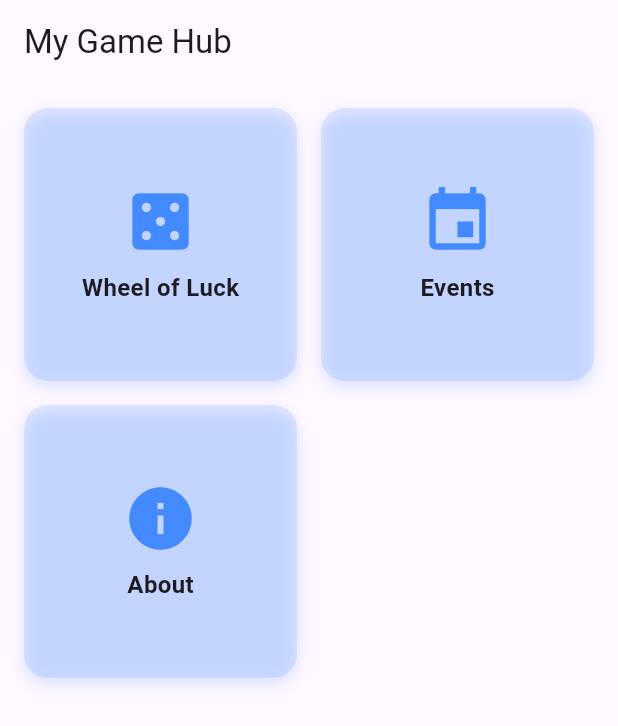
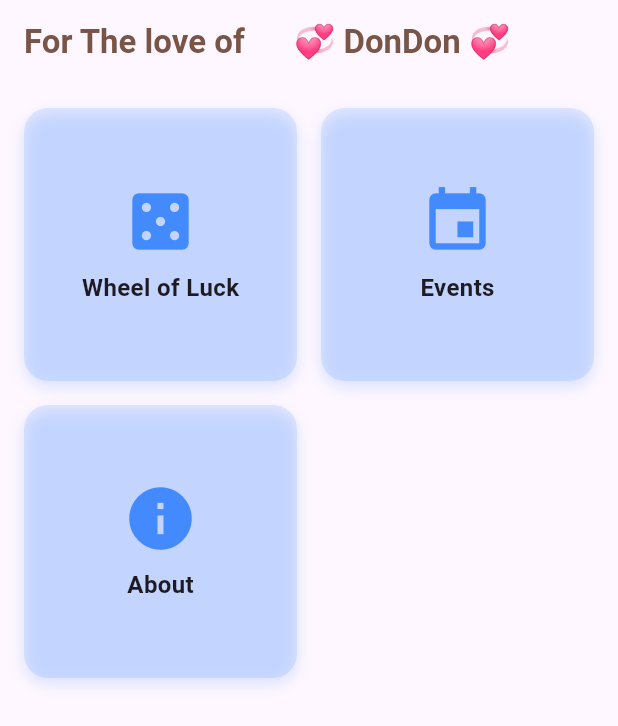
Before and after one commit to EMAM1999/Wheel-Of-Luck, a Flutter app: the screen it shows after launch, on a phone screen of 412 x 824 dp. Shown: the top 726 px of the screen. Run offline on Flutter 3.47's test engine with Material 3 defaults, Android fonts, the light colour scheme and no system bars; our stand-ins replace shared_preferences.

Commit message:
ADD my love name

```diff
--- a/lib/pages/about_page.dart
+++ b/lib/pages/about_page.dart
@@ -15,6 +15,7 @@ class AboutPage extends StatelessWidget {
           "License: MIT\n"
           "Version: 1.0.0\n\n"
           "A creative collection of fun and tools by EMAM.",
+
           style: TextStyle(fontSize: 16),
         ),
       ),
--- a/lib/pages/home_page.dart
+++ b/lib/pages/home_page.dart
@@ -10,7 +10,16 @@ class HomePage extends StatelessWidget {
   @override
   Widget build(BuildContext context) {
     return Scaffold(
-      appBar: AppBar(title: const Text("My Game Hub")),
+      appBar: AppBar(
+        title: const Text(
+          "For The love of 🫶💞 DonDon 💞🫶",
+          style: TextStyle(
+            fontSize: 22,
+            fontWeight: FontWeight.bold,
+            color: Colors.brown,
+          ),
+        ),
+      ),
       body: Padding(
         padding: const EdgeInsets.all(16.0),
         child: GridView.count(
```
Also changed, not shown: lib/pages/events_page/utils/events_storage.dart (+6 -1 lines).
